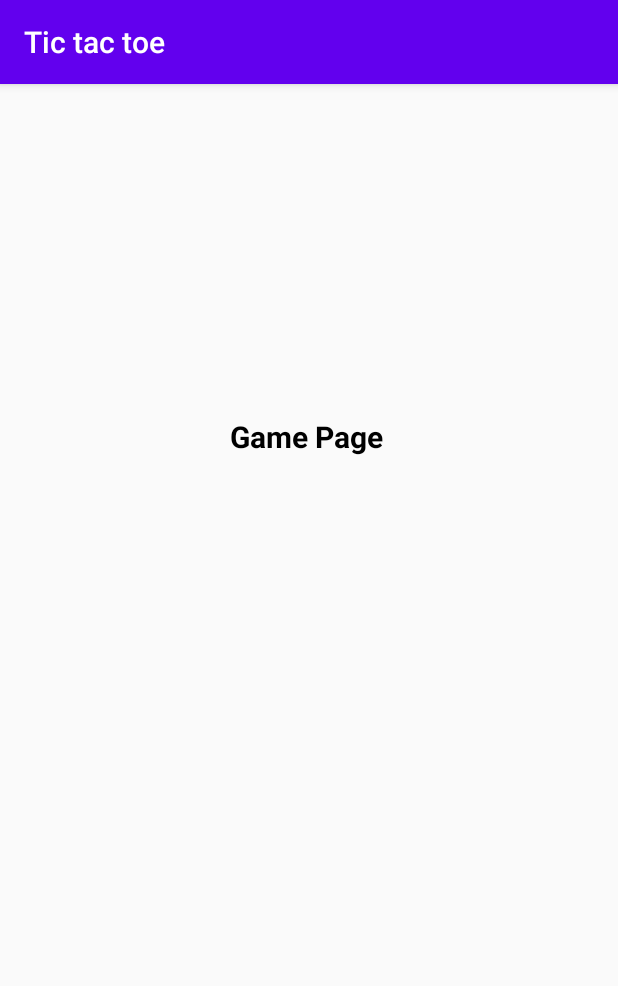
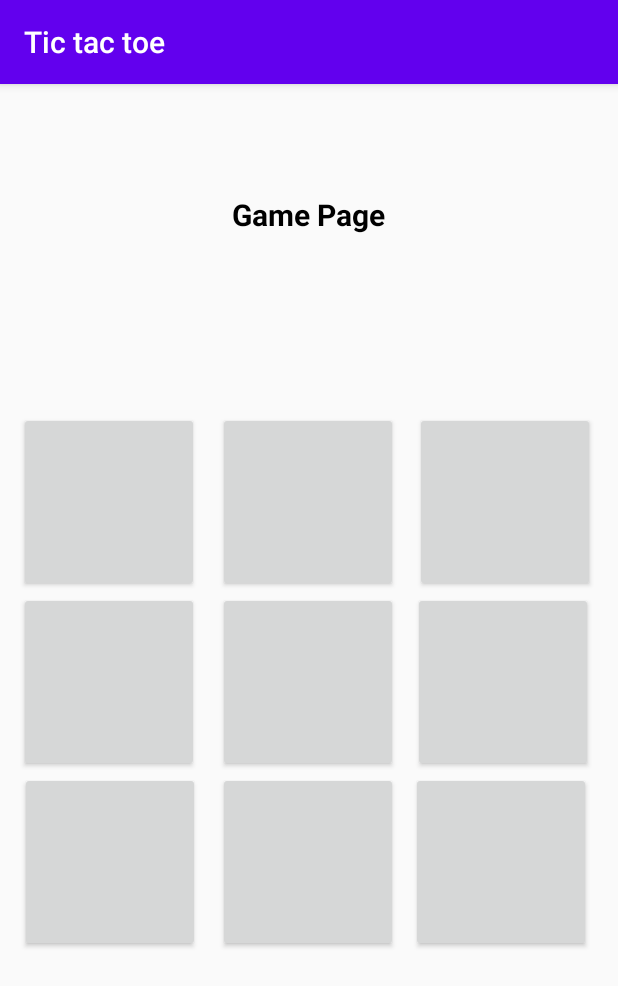
Before and after one commit to vinayak5002/Tic-tac-toe, an Android app: the GamePage screen opened directly, with no data from a screen before it, on a phone screen of 412 x 824 dp. Shown: the top 986 px of the screen. Run offline under Robolectric (Android 15) with nearby library versions, the phone set to English and light mode, and no system bars.

Commit message:
initialized 9 buttons

```diff
--- a/app/src/main/java/com/tic_tac_toe/app/GamePage.java
+++ b/app/src/main/java/com/tic_tac_toe/app/GamePage.java
@@ -4,10 +4,21 @@ import android.support.v7.app.AppCompatActivity;
 import android.os.Bundle;
 import android.util.Log;
 import android.view.View;
+import android.widget.Button;
 
 public class GamePage extends AppCompatActivity {
+    int count = 0;
+    public void press(Button view) {
+        count ++;
+        if(count %2 == 0){
+            view.setText("X");
+        }
+        else{
+            view.setText("O");
+        }
 
-
+        view.setEnabled(false);
+    }
 
     @Override
     protected void onCreate(Bundle savedInstanceState) {
--- a/app/src/main/res/layout/game_page.xml
+++ b/app/src/main/res/layout/game_page.xml
@@ -4,7 +4,7 @@
     xmlns:tools="http://schemas.android.com/tools"
     android:layout_width="match_parent"
     android:layout_height="match_parent"
-    tools:context=".MainActivity">
+    tools:context=".GamePage">
 
     <TextView
         android:id="@+id/textView"
@@ -17,9 +17,105 @@
         android:textStyle="bold"
         app:layout_constraintBottom_toBottomOf="parent"
         app:layout_constraintEnd_toEndOf="parent"
-        app:layout_constraintHorizontal_bias="0.495"
+        app:layout_constraintHorizontal_bias="0.498"
         app:layout_constraintStart_toStartOf="parent"
         app:layout_constraintTop_toTopOf="parent"
-        app:layout_constraintVertical_bias="0.299" />
+        app:layout_constraintVertical_bias="0.099" />
+
+    <Button
+        android:id="@+id/button2"
+        android:layout_width="120dp"
+        android:layout_height="120dp"
+        android:onClick="press"
+        app:layout_constraintBottom_toBottomOf="parent"
+        app:layout_constraintEnd_toEndOf="parent"
+        app:layout_constraintHorizontal_bias="0.498"
+        app:layout_constraintStart_toStartOf="parent"
+        app:layout_constraintTop_toTopOf="parent"
+        app:layout_constraintVertical_bias="0.337" />
+
+    <Button
+        android:id="@+id/button3"
+        android:layout_width="120dp"
+        android:layout_height="120dp"
+        android:layout_marginEnd="4dp"
+        android:onClick="press"
+        app:layout_constraintBottom_toBottomOf="parent"
+        app:layout_constraintEnd_toEndOf="parent"
+        app:layout_constraintStart_toEndOf="@+id/button2"
+        app:layout_constraintTop_toTopOf="parent"
+        app:layout_constraintVertical_bias="0.337" />
+
+    <Button
+        android:id="@+id/button1"
+        android:layout_width="120dp"
+        android:layout_height="120dp"
+        android:onClick="press"
+        app:layout_constraintBottom_toBottomOf="parent"
+        app:layout_constraintEnd_toStartOf="@+id/button2"
+        app:layout_constraintStart_toStartOf="parent"
+        app:layout_constraintTop_toTopOf="parent"
+        app:layout_constraintVertical_bias="0.337" />
+
+    <Button
+        android:id="@+id/button5"
+        android:layout_width="120dp"
+        android:layout_height="120dp"
+        android:onClick="press"
+        app:layout_constraintEnd_toEndOf="parent"
+        app:layout_constraintHorizontal_bias="0.498"
+        app:layout_constraintStart_toStartOf="parent"
+        app:layout_constraintTop_toBottomOf="@+id/button2" />
+
+    <Button
+        android:id="@+id/button6"
+        android:layout_width="120dp"
+        android:layout_height="120dp"
+        android:onClick="press"
+        app:layout_constraintEnd_toEndOf="parent"
+        app:layout_constraintHorizontal_bias="0.384"
+        app:layout_constraintStart_toEndOf="@+id/button5"
+        app:layout_constraintTop_toBottomOf="@+id/button3" />
+
+    <Button
+        android:id="@+id/button4"
+        android:layout_width="120dp"
+        android:layout_height="120dp"
+        android:onClick="press"
+        app:layout_constraintEnd_toStartOf="@+id/button5"
+        app:layout_constraintStart_toStartOf="parent"
+        app:layout_constraintTop_toBottomOf="@+id/button1" />
+
+    <Button
+        android:id="@+id/button7"
+        android:layout_width="120dp"
+        android:layout_height="120dp"
+        android:onClick="press"
+        app:layout_constraintEnd_toStartOf="@+id/button8"
+        app:layout_constraintHorizontal_bias="0.52"
+        app:layout_constraintStart_toStartOf="parent"
+        app:layout_constraintTop_toBottomOf="@+id/button4" />
+
+    <Button
+        android:id="@+id/button8"
+        android:layout_width="120dp"
+        android:layout_height="120dp"
+        android:onClick="press"
+        app:layout_constraintBottom_toBottomOf="parent"
+        app:layout_constraintEnd_toEndOf="parent"
+        app:layout_constraintHorizontal_bias="0.498"
+        app:layout_constraintStart_toStartOf="parent"
+        app:layout_constraintTop_toBottomOf="@+id/button5"
+        app:layout_constraintVertical_bias="0.0" />
+
+    <Button
+        android:id="@+id/button9"
+        android:layout_width="120dp"
+        android:layout_height="120dp"
+        android:onClick="press"
+        app:layout_constraintEnd_toEndOf="parent"
+        app:layout_constraintHorizontal_bias="0.333"
+        app:layout_constraintStart_toEndOf="@+id/button8"
+        app:layout_constraintTop_toBottomOf="@+id/button6" />
 
 </android.support.constraint.ConstraintLayout>
```
